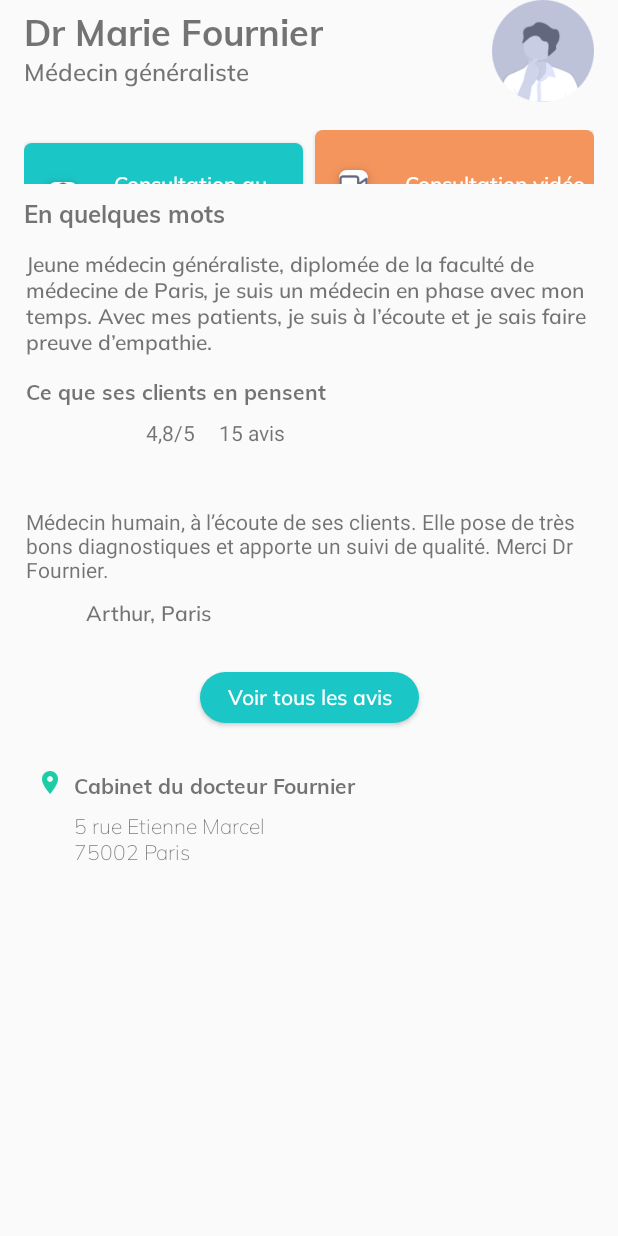
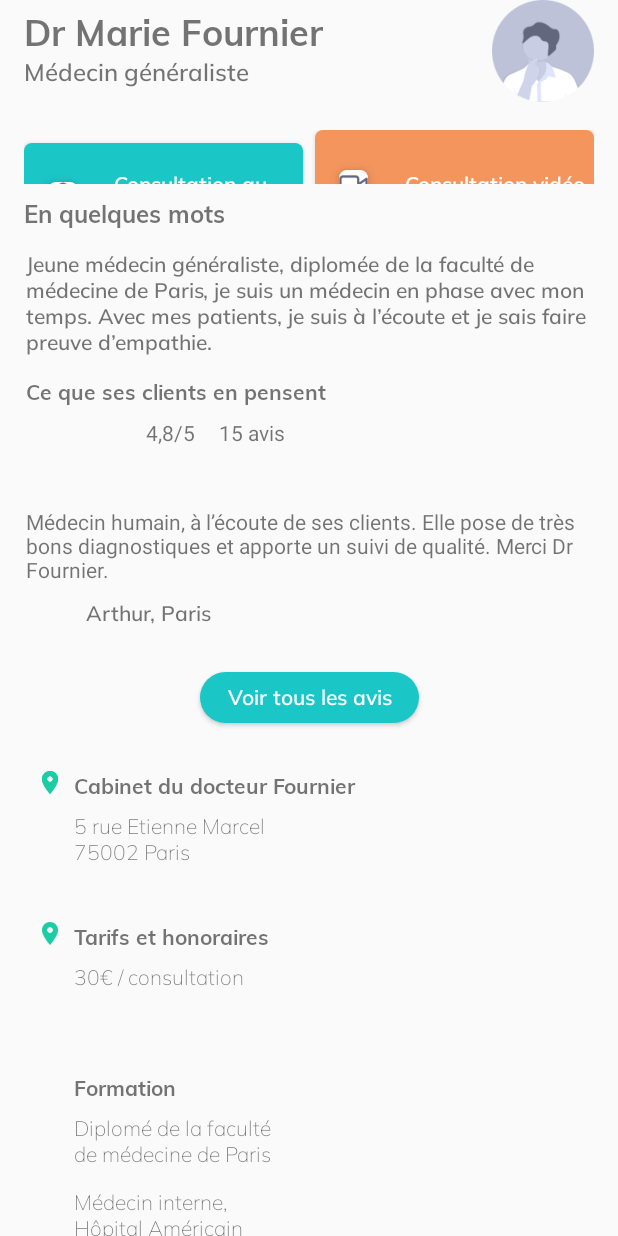
Before and after one commit to Tretiakoff/sifg2, an Android app: the layout activity_single_doctor.xml on its own in the app's theme, with its tools: preview values and no code run, on a phone screen of 412 x 824 dp. Run offline under Robolectric (Android 15) with nearby library versions, the phone set to English and light mode, and no system bars.

Commit message:
add content

```diff
--- a/app/src/main/res/layout/activity_single_doctor.xml
+++ b/app/src/main/res/layout/activity_single_doctor.xml
@@ -3,7 +3,7 @@
     xmlns:app="http://schemas.android.com/apk/res-auto"
     xmlns:tools="http://schemas.android.com/tools"
     android:layout_width="match_parent"
-    android:layout_height="match_parent"
+    android:layout_height="wrap_content"
     tools:context=".activity.single_doctorActivity">
 
     <TextView
@@ -226,4 +226,74 @@
         app:layout_constraintTop_toTopOf="@+id/textView16"
         app:srcCompat="@drawable/place" />
 
+    <TextView
+        android:id="@+id/textView18"
+        android:layout_width="wrap_content"
+        android:layout_height="wrap_content"
+        android:layout_marginStart="32dp"
+        android:layout_marginTop="32dp"
+        android:fontFamily="@font/muli_bold"
+        android:text="Tarifs et honoraires"
+        app:layout_constraintStart_toStartOf="@+id/textView14"
+        app:layout_constraintTop_toBottomOf="@+id/textView17" />
+
+    <TextView
+        android:id="@+id/textView19"
+        android:layout_width="134dp"
+        android:layout_height="41dp"
+        android:layout_marginTop="8dp"
+        android:fontFamily="@font/muli_extralight"
+        android:text="30€ / consultation"
+        app:layout_constraintStart_toStartOf="@+id/textView18"
+        app:layout_constraintTop_toBottomOf="@+id/textView18" />
+
+    <ImageView
+        android:id="@+id/imageView21"
+        android:layout_width="13dp"
+        android:layout_height="15dp"
+        app:layout_constraintEnd_toStartOf="@+id/textView18"
+        app:layout_constraintStart_toStartOf="@+id/textView14"
+        app:layout_constraintTop_toTopOf="@+id/textView18"
+        app:srcCompat="@drawable/place" />
+
+    <TextView
+        android:id="@+id/textView20"
+        android:layout_width="wrap_content"
+        android:layout_height="wrap_content"
+        android:layout_marginStart="32dp"
+        android:layout_marginTop="32dp"
+        android:fontFamily="@font/muli_bold"
+        android:text="Formation"
+        app:layout_constraintStart_toStartOf="@+id/textView14"
+        app:layout_constraintTop_toBottomOf="@+id/textView19" />
+
+    <TextView
+        android:id="@+id/textView21"
+        android:layout_width="134dp"
+        android:layout_height="41dp"
+        android:layout_marginTop="8dp"
+        android:fontFamily="@font/muli_extralight"
+        android:text="Diplomé de la faculté de médecine de Paris"
+        app:layout_constraintStart_toStartOf="@+id/textView20"
+        app:layout_constraintTop_toBottomOf="@+id/textView20" />
+
+    <TextView
+        android:id="@+id/textView22"
+        android:layout_width="134dp"
+        android:layout_height="41dp"
+        android:layout_marginTop="8dp"
+        android:fontFamily="@font/muli_extralight"
+        android:text="Médecin interne, Hôpital Américain"
+        app:layout_constraintStart_toStartOf="@+id/textView21"
+        app:layout_constraintTop_toBottomOf="@+id/textView21" />
+
+    <ImageView
+        android:id="@+id/imageView22"
+        android:layout_width="13dp"
+        android:layout_height="15dp"
+        app:layout_constraintEnd_toStartOf="@+id/textView16"
+        app:layout_constraintStart_toStartOf="@+id/textView14"
+        app:layout_constraintTop_toTopOf="@+id/textView16"
+        app:srcCompat="@drawable/place" />
+
 </android.support.constraint.ConstraintLayout>
```
